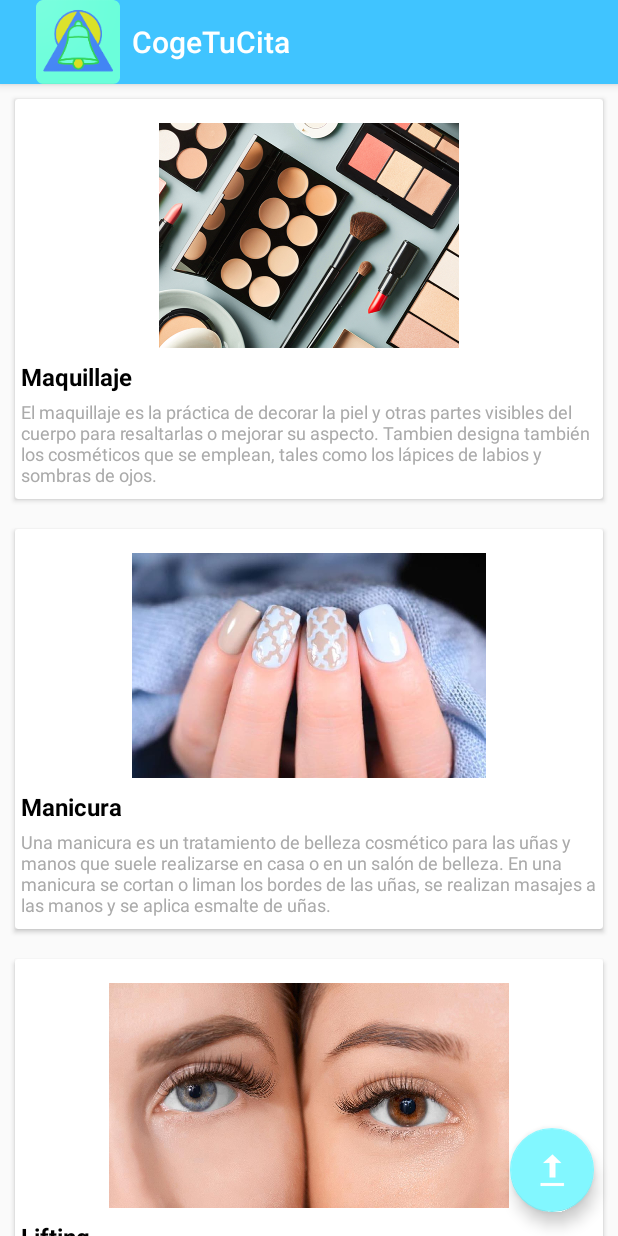
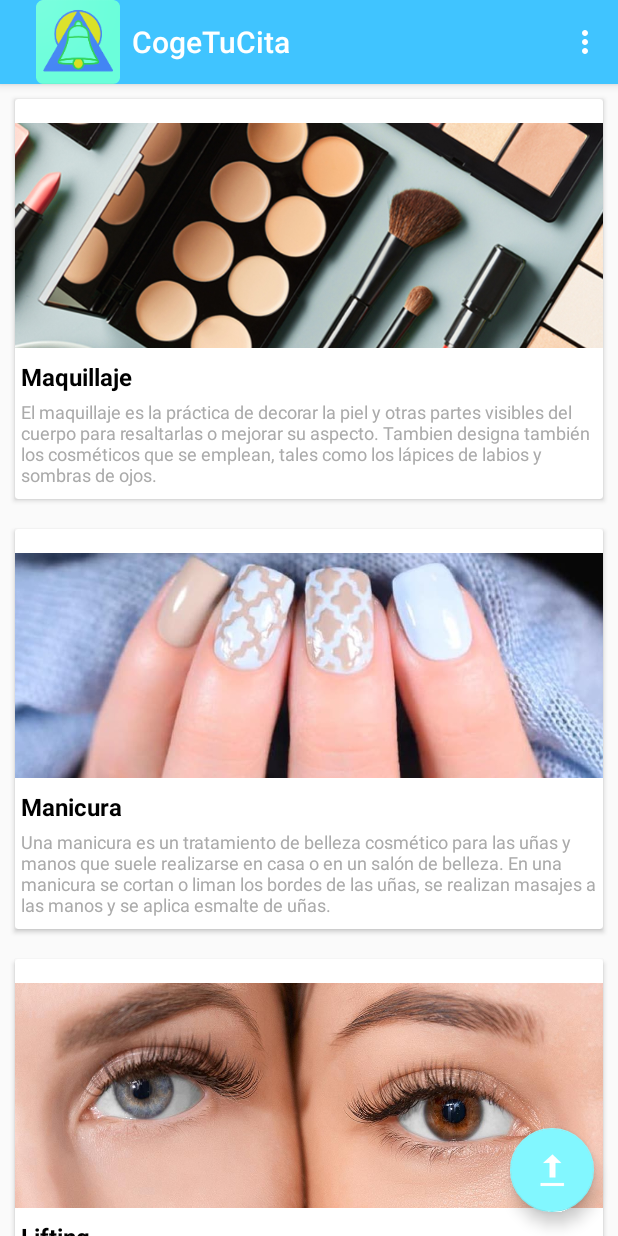
Before and after one commit to JorgeGalingP/android-appointments, an Android app: the screen it shows after launch (MainActivity), on a phone screen of 412 x 824 dp. Run offline under Robolectric (Android 15) with nearby library versions, the phone set to English and light mode, and no system bars.

Commit message:
Tweaked imageview borders and added settings menu

```diff
--- a/app/src/main/java/com/ldm/cogetucita/MainActivity.java
+++ b/app/src/main/java/com/ldm/cogetucita/MainActivity.java
@@ -1,5 +1,8 @@
 package com.ldm.cogetucita;
 
+import android.view.Menu;
+import android.view.MenuInflater;
+import android.view.MenuItem;
 import android.view.View;
 import android.widget.ProgressBar;
 import android.widget.Toast;
@@ -66,6 +69,30 @@ public class MainActivity extends AppCompatActivity {
         });
     }
 
+    @Override
+    public boolean onCreateOptionsMenu(Menu menu) {
+        MenuInflater inflater = getMenuInflater();
+        inflater.inflate(R.menu.settings_menu, menu);
+        return true;
+    }
+
+    @Override
+    public boolean onOptionsItemSelected(MenuItem item) {
+        int id = item.getItemId();
+        switch (id){
+            case R.id.help:
+                Toast.makeText(MainActivity.this, "Selected help!", Toast.LENGTH_SHORT).show();
+                break;
+            case R.id.about:
+                Toast.makeText(MainActivity.this, "Selected about!", Toast.LENGTH_SHORT).show();
+                break;
+            default:
+                break;
+        }
+
+        return super.onOptionsItemSelected(item);
+    }
+
     public List<Product> getProductList() {
         return productList;
     }
--- a/app/src/main/res/layout/item_product.xml
+++ b/app/src/main/res/layout/item_product.xml
@@ -16,6 +16,8 @@
                 android:layout_height="150dp"
                 android:layout_marginTop="16dp"
                 android:contentDescription="@string/image_content_description"
+                android:adjustViewBounds="true"
+                android:scaleType="centerCrop"
                 app:layout_constraintEnd_toEndOf="parent"
                 app:layout_constraintHorizontal_bias="1.0"
                 app:layout_constraintStart_toStartOf="parent"
--- /dev/null
+++ b/app/src/main/res/menu/settings_menu.xml
@@ -0,0 +1,10 @@
+<?xml version="1.0" encoding="utf-8"?>
+<menu xmlns:app="http://schemas.android.com/apk/res-auto"
+      xmlns:android="http://schemas.android.com/apk/res/android">
+    <item android:id="@+id/help"
+          android:title="@string/settings_option_1"
+          app:showAsAction="never"/>
+    <item android:id="@+id/about"
+          android:title="@string/settings_option_2"
+          app:showAsAction="never"/>
+</menu>
--- a/app/src/main/res/values/strings.xml
+++ b/app/src/main/res/values/strings.xml
@@ -1,4 +1,6 @@
 <resources>
     <string name="app_name">CogeTuCita</string>
     <string name="image_content_description">Product</string>
+    <string name="settings_option_1">Instrucciones</string>
+    <string name="settings_option_2">Acerca de</string>
 </resources>
```
